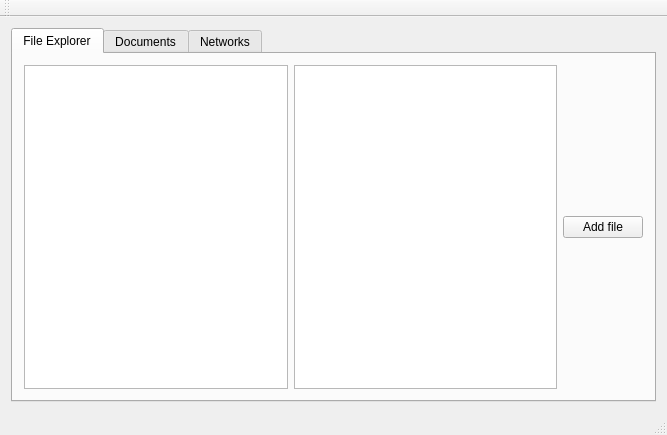
Old version of the form res/layout/mainwindow.ui in the repository oxycoon/Thesis-NeuralNetwork.
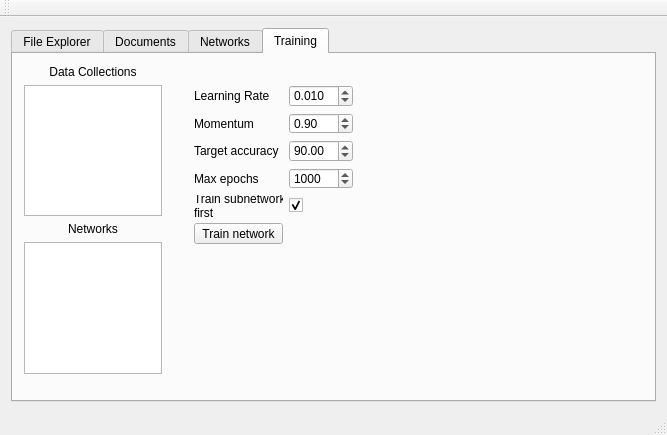
New version of the form.

Diff of the .ui file:
```diff
--- a/res/layout/mainwindow.ui
+++ b/res/layout/mainwindow.ui
@@ -18,7 +18,7 @@
     <item row="0" column="0">
      <widget class="QTabWidget" name="tabWidget">
       <property name="currentIndex">
-       <number>0</number>
+       <number>3</number>
       </property>
       <widget class="QWidget" name="fileTab">
        <attribute name="title">
@@ -137,31 +137,195 @@
          </rect>
         </property>
        </widget>
-       <widget class="QPushButton" name="pushButton">
+       <widget class="QWidget" name="verticalLayoutWidget">
         <property name="geometry">
          <rect>
           <x>180</x>
           <y>10</y>
-          <width>101</width>
-          <height>23</height>
+          <width>151</width>
+          <height>101</height>
          </rect>
         </property>
-        <property name="text">
-         <string>New Network</string>
+        <layout class="QVBoxLayout" name="verticalLayout_2">
+         <item>
+          <widget class="QPushButton" name="pushButton_network_create">
+           <property name="text">
+            <string>New Network</string>
+           </property>
+          </widget>
+         </item>
+         <item>
+          <widget class="QPushButton" name="pushButton_network_edit">
+           <property name="text">
+            <string>Edit Network</string>
+           </property>
+          </widget>
+         </item>
+         <item>
+          <widget class="QPushButton" name="pushButton_network_delete">
+           <property name="text">
+            <string>Delete Network</string>
+           </property>
+          </widget>
+         </item>
+        </layout>
+       </widget>
+      </widget>
+      <widget class="QWidget" name="tab_3">
+       <attribute name="title">
+        <string>Training</string>
+       </attribute>
+       <widget class="QWidget" name="verticalLayoutWidget_2">
+        <property name="geometry">
+         <rect>
+          <x>0</x>
+          <y>0</y>
+          <width>160</width>
+          <height>331</height>
+         </rect>
         </property>
+        <layout class="QVBoxLayout" name="verticalLayout_3">
+         <item>
+          <widget class="QLabel" name="label_8">
+           <property name="text">
+            <string>Data Collections</string>
+           </property>
+           <property name="alignment">
+            <set>Qt::AlignCenter</set>
+           </property>
+          </widget>
+         </item>
+         <item>
+          <widget class="QListView" name="listView"/>
+         </item>
+         <item>
+          <widget class="QLabel" name="label_9">
+           <property name="text">
+            <string>Networks</string>
+           </property>
+           <property name="alignment">
+            <set>Qt::AlignCenter</set>
+           </property>
+          </widget>
+         </item>
+         <item>
+          <widget class="QListView" name="listView_2"/>
+         </item>
+        </layout>
        </widget>
-       <widget class="QPushButton" name="pushButton_2">
+       <widget class="QWidget" name="gridLayoutWidget">
         <property name="geometry">
          <rect>
-          <x>180</x>
-          <y>40</y>
-          <width>101</width>
-          <height>23</height>
+          <x>170</x>
+          <y>20</y>
+          <width>181</width>
+          <height>181</height>
          </rect>
         </property>
-        <property name="text">
-         <string>Edit Network</string>
-        </property>
+        <layout class="QGridLayout" name="gridLayout_5">
+         <item row="5" column="0">
+          <widget class="QPushButton" name="pushButton">
+           <property name="text">
+            <string>Train network</string>
+           </property>
+          </widget>
+         </item>
+         <item row="0" column="1">
+          <widget class="QDoubleSpinBox" name="doubleSpinBox_learningRate">
+           <property name="decimals">
+            <number>3</number>
+           </property>
+           <property name="singleStep">
+            <double>0.001000000000000</double>
+           </property>
+           <property name="value">
+            <double>0.010000000000000</double>
+           </property>
+          </widget>
+         </item>
+         <item row="1" column="1">
+          <widget class="QDoubleSpinBox" name="doubleSpinBox_momentum">
+           <property name="maximum">
+            <double>1.000000000000000</double>
+           </property>
+           <property name="singleStep">
+            <double>0.010000000000000</double>
+           </property>
+           <property name="value">
+            <double>0.900000000000000</double>
+           </property>
+          </widget>
+         </item>
+         <item row="2" column="1">
+          <widget class="QDoubleSpinBox" name="doubleSpinBox_targetaccuracy">
+           <property name="value">
+            <double>90.000000000000000</double>
+           </property>
+          </widget>
+         </item>
+         <item row="0" column="0">
+          <widget class="QLabel" name="label_4">
+           <property name="text">
+            <string>Learning Rate</string>
+           </property>
+          </widget>
+         </item>
+         <item row="1" column="0">
+          <widget class="QLabel" name="label_5">
+           <property name="text">
+            <string>Momentum</string>
+           </property>
+          </widget>
+         </item>
+         <item row="2" column="0">
+          <widget class="QLabel" name="label_6">
+           <property name="text">
+            <string>Target accuracy</string>
+           </property>
+          </widget>
+         </item>
+         <item row="3" column="0">
+          <widget class="QLabel" name="label_7">
+           <property name="text">
+            <string>Max epochs</string>
+           </property>
+          </widget>
+         </item>
+         <item row="3" column="1">
+          <widget class="QSpinBox" name="spinBox__maxepochs">
+           <property name="minimum">
+            <number>100</number>
+           </property>
+           <property name="maximum">
+            <number>50000</number>
+           </property>
+           <property name="value">
+            <number>1000</number>
+           </property>
+          </widget>
+         </item>
+         <item row="4" column="1">
+          <widget class="QCheckBox" name="checkBox_trainsubsfirst">
+           <property name="text">
+            <string/>
+           </property>
+           <property name="checkable">
+            <bool>true</bool>
+           </property>
+           <property name="checked">
+            <bool>true</bool>
+           </property>
+          </widget>
+         </item>
+         <item row="4" column="0">
+          <widget class="QLabel" name="label_10">
+           <property name="text">
+            <string>Train subnetworks 
+first</string>
+           </property>
+          </widget>
+         </item>
+        </layout>
        </widget>
       </widget>
      </widget>
```
